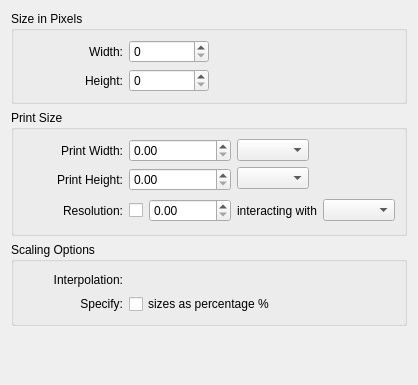
The window that krita/plugins/viewplugins/imagesize/wdg_imagescale.ui (KDE/krita) describes before a commit, drawn with Qt 5.
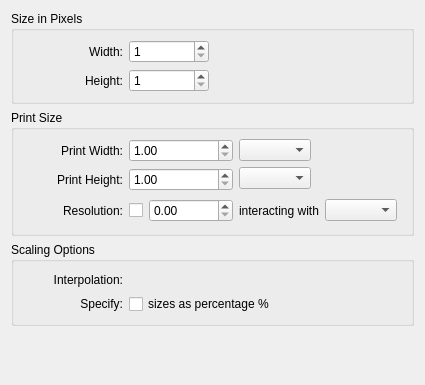
The same window after the commit. Custom widgets are drawn as their Qt base class.

The edit to the form file:
```diff
--- a/krita/plugins/viewplugins/imagesize/wdg_imagescale.ui
+++ b/krita/plugins/viewplugins/imagesize/wdg_imagescale.ui
@@ -5,7 +5,7 @@
    <rect>
     <x>0</x>
     <y>0</y>
-    <width>418</width>
+    <width>425</width>
     <height>385</height>
    </rect>
   </property>
@@ -40,6 +40,9 @@
       </item>
       <item row="1" column="1" >
        <widget class="QSpinBox" name="intPixelWidth" >
+        <property name="minimum" >
+         <number>1</number>
+        </property>
         <property name="maximum" >
          <number>1000000</number>
         </property>
@@ -99,6 +102,9 @@
           <height>0</height>
          </size>
         </property>
+        <property name="minimum" >
+         <number>1</number>
+        </property>
         <property name="maximum" >
          <number>1000000</number>
         </property>
@@ -143,6 +149,9 @@
         <property name="decimals" >
          <number>2</number>
         </property>
+        <property name="minimum" >
+         <double>1.000000000000000</double>
+        </property>
         <property name="maximum" >
          <double>100000000.000000000000000</double>
         </property>
@@ -212,6 +221,9 @@
           <height>0</height>
          </size>
         </property>
+        <property name="minimum" >
+         <double>1.000000000000000</double>
+        </property>
         <property name="maximum" >
          <double>100000000.000000000000000</double>
         </property>
```
